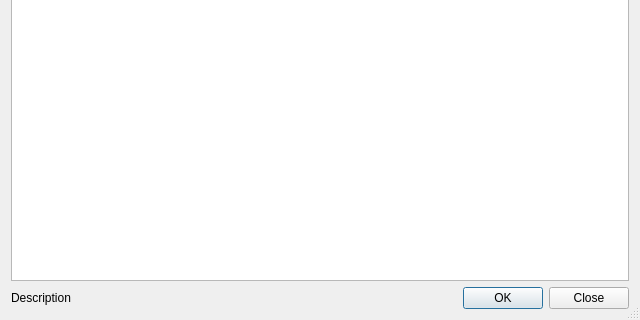
This is DialogImageHistory.ui in Takashi-Inoue/EzPuzzles as Qt 5 draws it before an edit; both pictures show x 0 to 640 and y 160 to 480 of the 640 by 480 pixel window. The edited form follows.
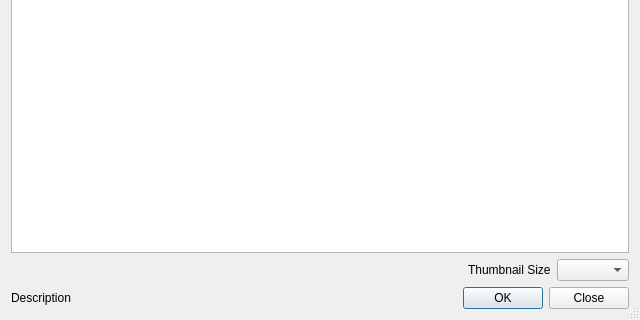
This is the edited form. Custom widgets are drawn as their Qt base class.

Commit message: Finished: Image history dialog.

Diff of the .ui file:
```diff
--- a/DialogImageHistory.ui
+++ b/DialogImageHistory.ui
@@ -60,9 +60,6 @@
      <property name="movement">
       <enum>QListView::Static</enum>
      </property>
-     <property name="isWrapping" stdset="0">
-      <bool>true</bool>
-     </property>
      <property name="resizeMode">
       <enum>QListView::Adjust</enum>
      </property>
@@ -74,6 +71,33 @@
      </property>
     </widget>
    </item>
+   <item>
+    <layout class="QHBoxLayout" name="horizontalLayout_2">
+     <item>
+      <spacer name="horizontalSpacer">
+       <property name="orientation">
+        <enum>Qt::Horizontal</enum>
+       </property>
+       <property name="sizeHint" stdset="0">
+        <size>
+         <width>40</width>
+         <height>20</height>
+        </size>
+       </property>
+      </spacer>
+     </item>
+     <item>
+      <widget class="QLabel" name="label">
+       <property name="text">
+        <string>Thumbnail Size</string>
+       </property>
+      </widget>
+     </item>
+     <item>
+      <widget class="QComboBox" name="comboBox"/>
+     </item>
+    </layout>
+   </item>
    <item>
     <layout class="QHBoxLayout" name="horizontalLayout">
      <item>
```
The commit also changes 15 other files.
